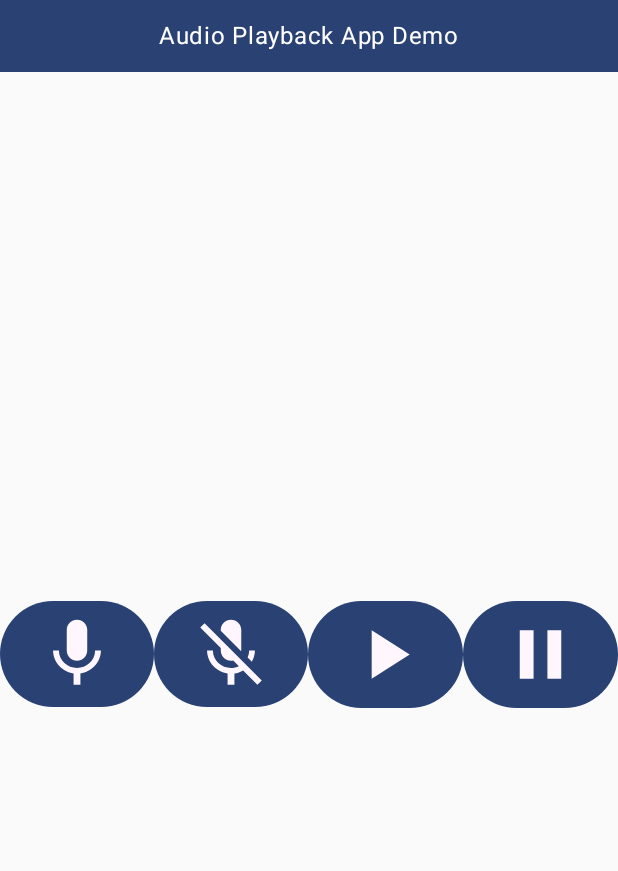
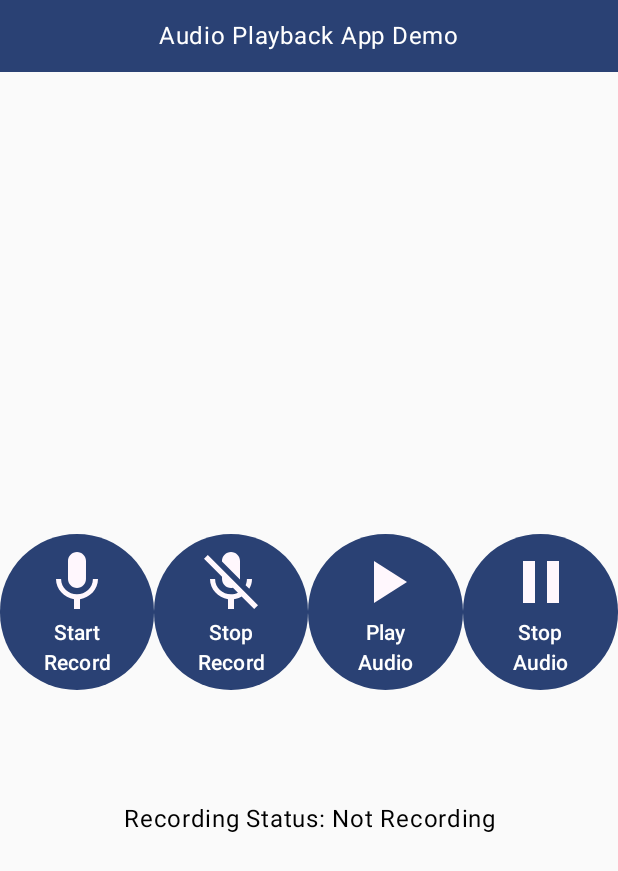
Before and after one commit to Hofmann-K/Audio-Recorder, an Android app built with Jetpack Compose: the screen it shows after launch (MainActivity), on a phone screen of 412 x 824 dp. Shown: the top 871 px of the screen. Run offline under Robolectric (Android 15) with nearby library versions, the phone set to English and light mode, and no system bars.

Commit message:
Added recording status text bar

```diff
--- a/app/src/main/java/com/audiorecorder/MainActivity.kt
+++ b/app/src/main/java/com/audiorecorder/MainActivity.kt
@@ -8,11 +8,12 @@ import androidx.compose.foundation.Image
 import androidx.compose.foundation.background
 import androidx.compose.foundation.layout.*
 import androidx.compose.material3.*
-import androidx.compose.runtime.Composable
+import androidx.compose.runtime.*
 import androidx.compose.ui.Alignment
 import androidx.compose.ui.Modifier
 import androidx.compose.ui.graphics.Color
 import androidx.compose.ui.res.painterResource
+import androidx.compose.ui.text.style.TextAlign
 import androidx.compose.ui.tooling.preview.Preview
 import androidx.compose.ui.unit.dp
 import androidx.core.app.ActivityCompat
@@ -32,6 +33,7 @@ class MainActivity : ComponentActivity() {
     }
 
     private var audioFile: File? = null
+    private var isRecording by mutableStateOf(false) // Added variable to track recording status
 
     // Preview function for Jetpack Compose UI
     @Preview
@@ -44,22 +46,23 @@ class MainActivity : ComponentActivity() {
 
     @Composable
     fun MainActivityContent() {
+        // Main UI structure starts here
         Column(
             modifier = Modifier.fillMaxSize(),
-            verticalArrangement = Arrangement.Top,
-            horizontalAlignment = Alignment.CenterHorizontally
+            verticalArrangement = Arrangement.Top, // Align children from the top
+            horizontalAlignment = Alignment.CenterHorizontally // Center horizontally
         ) {
             // Custom top bar
             Box(
                 modifier = Modifier
                     .fillMaxWidth()
-                    .height(48.dp) // Adjust the height as needed
-                    .background(MaterialTheme.colorScheme.primary),
-                contentAlignment = Alignment.Center
+                    .height(48.dp) // Height of the custom top bar
+                    .background(MaterialTheme.colorScheme.primary), // Background color
+                contentAlignment = Alignment.Center // Center content within the Box
             ) {
                 Text(
                     text = "Audio Playback App Demo",
-                    color = Color.White
+                    color = Color.White // White text color
                 )
             }
 
@@ -67,57 +70,105 @@ class MainActivity : ComponentActivity() {
             Row(
                 modifier = Modifier
                     .fillMaxSize()
-                    .weight(1f),
-                horizontalArrangement = Arrangement.SpaceEvenly,
-                verticalAlignment = Alignment.CenterVertically
+                    .weight(1f), // Occupy available space
+                horizontalArrangement = Arrangement.SpaceEvenly, // Space between children
+                verticalAlignment = Alignment.CenterVertically // Center vertically
             ) {
+                // Button for starting recording
                 Button(
                     onClick = {
                         File(cacheDir, "audio.mp3").also {
-                            recorder.start(it)
+                            recorder.start(it) // Start recording
                             audioFile = it
+                            isRecording = true // Update recording status
                         }
                     },
-                    modifier = Modifier.weight(1f)
+                    modifier = Modifier.weight(1f) // Occupy equal space with other buttons
+                ) {
+                    Column(
+                        horizontalAlignment = Alignment.CenterHorizontally,
+                        verticalArrangement = Arrangement.Center // Center content vertically
                     ) {
                         Image(
                             painter = painterResource(id = R.drawable.ic_start_recording),
                             contentDescription = "Start recording",
+                            modifier = Modifier.size(48.dp) // Adjust size as needed
                         )
+                        Text("Start Record", textAlign = TextAlign.Center)
                     }
+                }
+
+                // Button for stopping recording
                 Button(
                     onClick = {
-                        recorder.stop()
+                        recorder.stop() // Stop recording
+                        isRecording = false // Update recording status
                     },
                     modifier = Modifier.weight(1f)
+                ) {
+                    Column(
+                        horizontalAlignment = Alignment.CenterHorizontally,
+                        verticalArrangement = Arrangement.Center // Center content vertically
                     ) {
                         Image(
                             painter = painterResource(id = R.drawable.ic_stop_recording),
                             contentDescription = "Stop recording",
+                            modifier = Modifier.size(48.dp) // Adjust size as needed
                         )
+                        Text("Stop Record", textAlign = TextAlign.Center)
                     }
+                }
+
+                // Button for playing recorded audio
                 Button(
                     onClick = {
                         player.playFile(audioFile ?: return@Button)
                     },
                     modifier = Modifier.weight(1f)
                 ) {
+                    Column(
+                        horizontalAlignment = Alignment.CenterHorizontally,
+                        verticalArrangement = Arrangement.Center // Center content vertically
+                    ) {
                         Image(
                             painter = painterResource(id = R.drawable.ic_play_audio),
                             contentDescription = "Play",
+                            modifier = Modifier.size(48.dp) // Adjust size as needed
                         )
+                        Text("Play Audio", textAlign = TextAlign.Center)
                     }
+                }
+
+                // Button for stopping audio playback
                 Button(
                     onClick = {
-                        player.stop()
+                        player.stop() // Stop playing audio
                     },
                     modifier = Modifier.weight(1f)
                 ) {
+                    Column(
+                        horizontalAlignment = Alignment.CenterHorizontally,
+                        verticalArrangement = Arrangement.Center // Center content vertically
+                    ) {
                         Image(
                             painter = painterResource(id = R.drawable.ic_pause_audio),
-                        contentDescription = "Stop playing"
+                            contentDescription = "Stop playing",
+                            modifier = Modifier.size(48.dp) // Adjust size as needed
                         )
+                        Text("Stop Audio", textAlign = TextAlign.Center)
                     }
+                }
+            }
+
+            // Status text
+            Box(
+                modifier = Modifier
+                    .fillMaxWidth()
+                    .padding(16.dp) // Adjust padding as needed
+                    .offset(y = (-250).dp), // Adjust the offset to move the status text down
+            contentAlignment = Alignment.Center
+            ) {
+                Text("Recording Status: ${if (isRecording) "Recording" else "Not Recording"}", textAlign = TextAlign.Center)
             }
         }
     }
```
Lines whose indentation alone changed are shown as unchanged.
